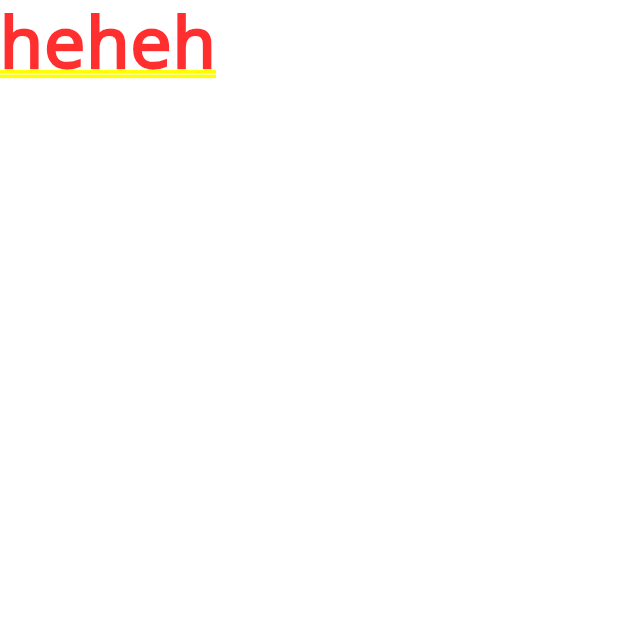
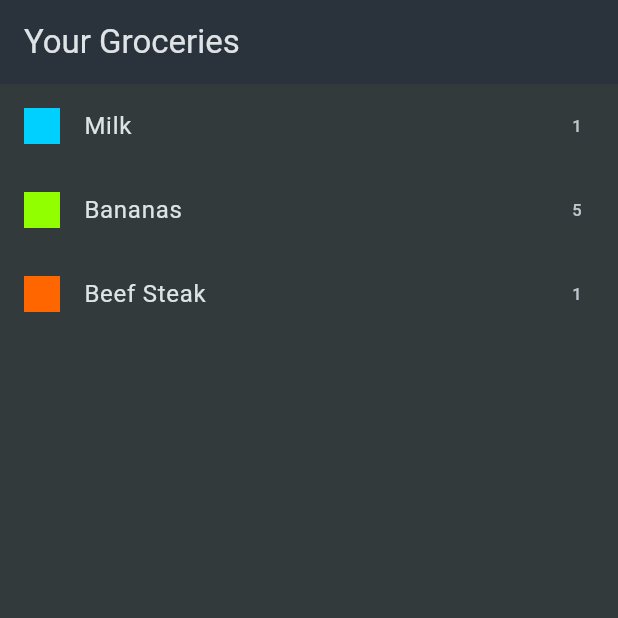
Before and after one commit to Yazmeen13/Flutter-Learning, a Flutter app: the screen it shows after launch, on a phone screen of 412 x 824 dp, the top half of it. Run offline on Flutter 3.47's test engine with Material 3 defaults, Android fonts, the phone set to English and light mode, and no system bars; our stand-ins replace flutter_riverpod, google_fonts, transparent_image.

Commit message:
added ui

```diff
--- a/shopping_list/lib/data/dummy_items.dart
+++ b/shopping_list/lib/data/dummy_items.dart
@@ -2,7 +2,7 @@ import 'package:shopping_list/models/category.dart';
 import 'package:shopping_list/models/grocery_item.dart';
 import 'package:shopping_list/data/categories.dart';
 
-var groceryItems = [
+final groceryItems = [
   GroceryItem(
       id: 'a',
       name: 'Milk',
--- a/shopping_list/lib/main.dart
+++ b/shopping_list/lib/main.dart
@@ -1,5 +1,5 @@
 import 'package:flutter/material.dart';
-import 'package:shopping_list/screens/grocery_list.dart';
+import 'package:shopping_list/widgets/grocery_list.dart';
 
 void main() {
   runApp(const MyApp());
--- a/shopping_list/lib/models/category.dart
+++ b/shopping_list/lib/models/category.dart
@@ -15,10 +15,10 @@ enum Categories {
 
 class Category {
   const Category(
-    this.name,
+    this.title,
     this.color,
   );
 
-  final String name;
+  final String title;
   final Color color;
 }
--- a/shopping_list/lib/screens/grocery_list.dart
+++ /dev/null
@@ -1,10 +0,0 @@
-import 'package:flutter/material.dart';
-
-class GroceryList extends StatelessWidget {
-  const GroceryList({super.key});
-
-  @override
-  Widget build(BuildContext context) {
-    return const Text('heheh');
-  }
-}
--- /dev/null
+++ b/shopping_list/lib/widgets/grocery_list.dart
@@ -0,0 +1,29 @@
+import 'package:flutter/material.dart';
+import 'package:shopping_list/data/dummy_items.dart';
+
+class GroceryList extends StatelessWidget {
+  const GroceryList({super.key});
+
+  @override
+  Widget build(BuildContext context) {
+    return Scaffold(
+      appBar: AppBar(
+        title: const Text('Your Groceries'),
+        backgroundColor: Theme.of(context).colorScheme.surface,
+      ),
+      backgroundColor: Theme.of(context).scaffoldBackgroundColor,
+      body: ListView.builder(
+        itemCount: groceryItems.length,
+        itemBuilder: (ctx, index) => ListTile(
+          leading: Container(
+            color: groceryItems[index].category.color,
+            width: 24,
+            height: 24,
+          ),
+          title: Text(groceryItems[index].name),
+          trailing: Text(groceryItems[index].quantity.toString()),
+        ),
+      ),
+    );
+  }
+}
```
Also changed, not shown: shopping_list/lib/models/grocery_item.dart (+6 -5 lines).
